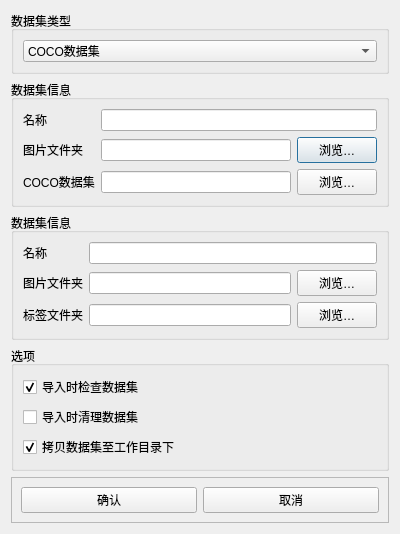
Before: the Qt Designer form Ui/add_dataset_dialog.ui in yan-xiaoo/DatasetGUI, drawn with Qt 5.
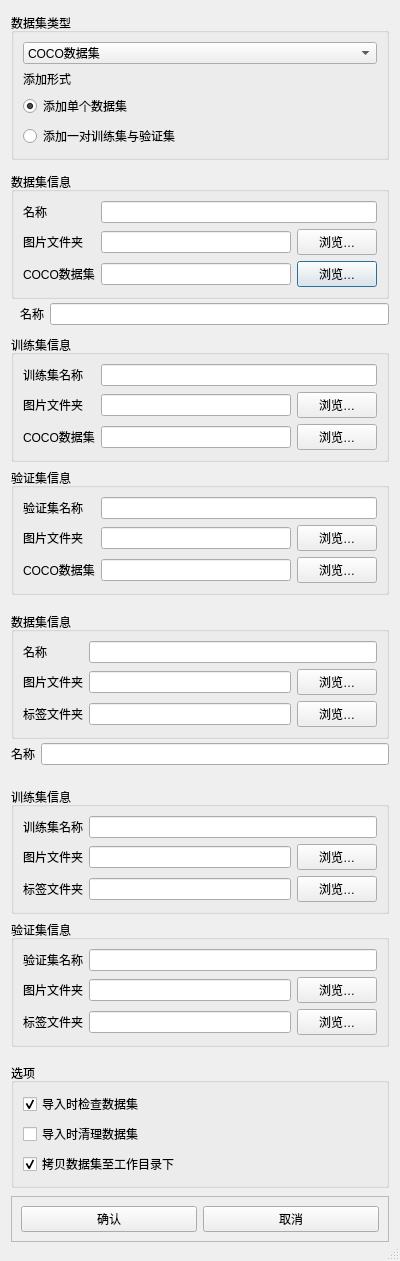
After: the same form once the commit is applied.

Commit message: 初步添加对训练集/验证集分割的支持

```diff
--- a/Ui/add_dataset_dialog.ui
+++ b/Ui/add_dataset_dialog.ui
@@ -7,22 +7,34 @@
     <x>0</x>
     <y>0</y>
     <width>400</width>
-    <height>524</height>
+    <height>1261</height>
    </rect>
   </property>
   <property name="windowTitle">
    <string>添加数据集</string>
   </property>
+  <property name="autoFillBackground">
+   <bool>true</bool>
+  </property>
+  <property name="sizeGripEnabled">
+   <bool>true</bool>
+  </property>
   <layout class="QVBoxLayout" name="verticalLayout">
-   <property name="sizeConstraint">
-    <enum>QLayout::SetMinAndMaxSize</enum>
-   </property>
    <item>
     <widget class="QGroupBox" name="groupBox">
+     <property name="sizePolicy">
+      <sizepolicy hsizetype="Preferred" vsizetype="Preferred">
+       <horstretch>0</horstretch>
+       <verstretch>0</verstretch>
+      </sizepolicy>
+     </property>
      <property name="title">
       <string>数据集类型</string>
      </property>
-     <layout class="QHBoxLayout" name="horizontalLayout">
+     <layout class="QVBoxLayout" name="verticalLayout_3">
+      <property name="sizeConstraint">
+       <enum>QLayout::SetMinAndMaxSize</enum>
+      </property>
       <item>
        <widget class="QComboBox" name="datasetTypeBox">
         <item>
@@ -37,6 +49,36 @@
         </item>
        </widget>
       </item>
+      <item>
+       <widget class="QLabel" name="label_7">
+        <property name="sizePolicy">
+         <sizepolicy hsizetype="Preferred" vsizetype="Fixed">
+          <horstretch>0</horstretch>
+          <verstretch>0</verstretch>
+         </sizepolicy>
+        </property>
+        <property name="text">
+         <string>添加形式</string>
+        </property>
+       </widget>
+      </item>
+      <item>
+       <widget class="QRadioButton" name="singleButton">
+        <property name="text">
+         <string>添加单个数据集</string>
+        </property>
+        <property name="checked">
+         <bool>true</bool>
+        </property>
+       </widget>
+      </item>
+      <item>
+       <widget class="QRadioButton" name="multipleButton">
+        <property name="text">
+         <string>添加一对训练集与验证集</string>
+        </property>
+       </widget>
+      </item>
      </layout>
     </widget>
    </item>
@@ -46,26 +88,9 @@
       <string>数据集信息</string>
      </property>
      <layout class="QGridLayout" name="gridLayout">
-      <item row="2" column="1">
-       <widget class="QLineEdit" name="cocoLabelEdit"/>
-      </item>
-      <item row="1" column="1">
-       <widget class="QLineEdit" name="cocoImageEdit"/>
-      </item>
-      <item row="0" column="0">
-       <widget class="QLabel" name="label">
-        <property name="text">
-         <string>名称</string>
-        </property>
-       </widget>
-      </item>
-      <item row="1" column="0">
-       <widget class="QLabel" name="label_3">
-        <property name="text">
-         <string>图片文件夹</string>
-        </property>
-       </widget>
-      </item>
+      <property name="sizeConstraint">
+       <enum>QLayout::SetMinAndMaxSize</enum>
+      </property>
       <item row="2" column="0">
        <widget class="QLabel" name="label_2">
         <property name="text">
@@ -73,23 +98,216 @@
         </property>
        </widget>
       </item>
-      <item row="1" column="2">
-       <widget class="QPushButton" name="cocoImageButton">
+      <item row="0" column="0">
+       <widget class="QLabel" name="label">
         <property name="text">
-         <string>浏览…</string>
+         <string>名称</string>
         </property>
        </widget>
       </item>
-      <item row="2" column="2">
-       <widget class="QPushButton" name="cocoLabelButton">
+      <item row="1" column="0">
+       <widget class="QLabel" name="label_3">
         <property name="text">
-         <string>浏览…</string>
+         <string>图片文件夹</string>
         </property>
        </widget>
       </item>
       <item row="0" column="1" colspan="2">
        <widget class="QLineEdit" name="cocoName"/>
       </item>
+      <item row="1" column="1">
+       <widget class="QLineEdit" name="cocoImageEdit"/>
+      </item>
+      <item row="2" column="2">
+       <widget class="QPushButton" name="cocoLabelButton">
+        <property name="text">
+         <string>浏览…</string>
+        </property>
+       </widget>
+      </item>
+      <item row="2" column="1">
+       <widget class="QLineEdit" name="cocoLabelEdit"/>
+      </item>
+      <item row="1" column="2">
+       <widget class="QPushButton" name="cocoImageButton">
+        <property name="text">
+         <string>浏览…</string>
+        </property>
+       </widget>
+      </item>
+     </layout>
+    </widget>
+   </item>
+   <item>
+    <widget class="QFrame" name="cocoMergeFrame">
+     <property name="frameShape">
+      <enum>QFrame::NoFrame</enum>
+     </property>
+     <property name="frameShadow">
+      <enum>QFrame::Raised</enum>
+     </property>
+     <layout class="QVBoxLayout" name="verticalLayout_5">
+      <property name="sizeConstraint">
+       <enum>QLayout::SetMinAndMaxSize</enum>
+      </property>
+      <property name="leftMargin">
+       <number>0</number>
+      </property>
+      <property name="topMargin">
+       <number>0</number>
+      </property>
+      <property name="rightMargin">
+       <number>0</number>
+      </property>
+      <item>
+       <widget class="QFrame" name="frame_4">
+        <property name="frameShape">
+         <enum>QFrame::NoFrame</enum>
+        </property>
+        <property name="frameShadow">
+         <enum>QFrame::Raised</enum>
+        </property>
+        <layout class="QHBoxLayout" name="horizontalLayout">
+         <property name="sizeConstraint">
+          <enum>QLayout::SetMinAndMaxSize</enum>
+         </property>
+         <property name="topMargin">
+          <number>0</number>
+         </property>
+         <property name="rightMargin">
+          <number>0</number>
+         </property>
+         <property name="bottomMargin">
+          <number>0</number>
+         </property>
+         <item>
+          <widget class="QLabel" name="label_14">
+           <property name="text">
+            <string>名称</string>
+           </property>
+          </widget>
+         </item>
+         <item>
+          <widget class="QLineEdit" name="cocoMergeEdit"/>
+         </item>
+        </layout>
+       </widget>
+      </item>
+      <item>
+       <widget class="QGroupBox" name="groupBox_5">
+        <property name="enabled">
+         <bool>true</bool>
+        </property>
+        <property name="title">
+         <string>训练集信息</string>
+        </property>
+        <layout class="QGridLayout" name="gridLayout_5">
+         <property name="sizeConstraint">
+          <enum>QLayout::SetMinAndMaxSize</enum>
+         </property>
+         <item row="0" column="0">
+          <widget class="QLabel" name="label_11">
+           <property name="text">
+            <string>训练集名称</string>
+           </property>
+          </widget>
+         </item>
+         <item row="0" column="1" colspan="2">
+          <widget class="QLineEdit" name="cocoTrainEdit"/>
+         </item>
+         <item row="1" column="0">
+          <widget class="QLabel" name="label_13">
+           <property name="text">
+            <string>图片文件夹</string>
+           </property>
+          </widget>
+         </item>
+         <item row="1" column="1">
+          <widget class="QLineEdit" name="cocoTrainImageEdit"/>
+         </item>
+         <item row="1" column="2">
+          <widget class="QPushButton" name="cocoTrainImageButton">
+           <property name="text">
+            <string>浏览…</string>
+           </property>
+          </widget>
+         </item>
+         <item row="2" column="0">
+          <widget class="QLabel" name="label_12">
+           <property name="text">
+            <string>COCO数据集</string>
+           </property>
+          </widget>
+         </item>
+         <item row="2" column="1">
+          <widget class="QLineEdit" name="cocoTrainLabelEdit"/>
+         </item>
+         <item row="2" column="2">
+          <widget class="QPushButton" name="cocoTrainLabelButton">
+           <property name="text">
+            <string>浏览…</string>
+           </property>
+          </widget>
+         </item>
+        </layout>
+       </widget>
+      </item>
+      <item>
+       <widget class="QGroupBox" name="groupBox_3">
+        <property name="title">
+         <string>验证集信息</string>
+        </property>
+        <layout class="QGridLayout" name="gridLayout_4">
+         <property name="sizeConstraint">
+          <enum>QLayout::SetMinAndMaxSize</enum>
+         </property>
+         <item row="3" column="2">
+          <widget class="QPushButton" name="cocoValLabelButton">
+           <property name="text">
+            <string>浏览…</string>
+           </property>
+          </widget>
+         </item>
+         <item row="1" column="0">
+          <widget class="QLabel" name="label_8">
+           <property name="text">
+            <string>验证集名称</string>
+           </property>
+          </widget>
+         </item>
+         <item row="1" column="1" colspan="2">
+          <widget class="QLineEdit" name="cocoValEdit"/>
+         </item>
+         <item row="2" column="1">
+          <widget class="QLineEdit" name="cocoValImageEdit"/>
+         </item>
+         <item row="2" column="2">
+          <widget class="QPushButton" name="cocoValImageButton">
+           <property name="text">
+            <string>浏览…</string>
+           </property>
+          </widget>
+         </item>
+         <item row="3" column="0">
+          <widget class="QLabel" name="label_9">
+           <property name="text">
+            <string>COCO数据集</string>
+           </property>
+          </widget>
+         </item>
+         <item row="2" column="0">
+          <widget class="QLabel" name="label_10">
+           <property name="text">
+            <string>图片文件夹</string>
+           </property>
+          </widget>
+         </item>
+         <item row="3" column="1">
+          <widget class="QLineEdit" name="cocoValLabelEdit"/>
+         </item>
+        </layout>
+       </widget>
+      </item>
      </layout>
     </widget>
    </item>
@@ -99,49 +317,235 @@
       <string>数据集信息</string>
      </property>
      <layout class="QGridLayout" name="gridLayout_2">
-      <item row="2" column="1">
+      <property name="sizeConstraint">
+       <enum>QLayout::SetMinAndMaxSize</enum>
+      </property>
+      <item row="2" column="0">
+       <widget class="QLabel" name="label_5">
+        <property name="text">
+         <string>图片文件夹</string>
+        </property>
+       </widget>
+      </item>
+      <item row="3" column="1">
        <widget class="QLineEdit" name="yoloLabelEdit"/>
       </item>
-      <item row="1" column="1">
+      <item row="2" column="1">
        <widget class="QLineEdit" name="yoloImageEdit"/>
       </item>
-      <item row="0" column="0">
+      <item row="1" column="0">
        <widget class="QLabel" name="label_4">
         <property name="text">
          <string>名称</string>
         </property>
        </widget>
       </item>
-      <item row="1" column="0">
-       <widget class="QLabel" name="label_5">
-        <property name="text">
-         <string>图片文件夹</string>
-        </property>
-       </widget>
-      </item>
-      <item row="2" column="0">
-       <widget class="QLabel" name="label_6">
-        <property name="text">
-         <string>标签文件夹</string>
-        </property>
-       </widget>
-      </item>
-      <item row="1" column="2">
+      <item row="2" column="2">
        <widget class="QPushButton" name="yoloImageButton">
         <property name="text">
          <string>浏览…</string>
         </property>
        </widget>
       </item>
-      <item row="2" column="2">
+      <item row="3" column="2">
        <widget class="QPushButton" name="yoloLabelButton">
         <property name="text">
          <string>浏览…</string>
         </property>
        </widget>
       </item>
-      <item row="0" column="1" colspan="2">
-       <widget class="QLineEdit" name="yoloName"/>
+      <item row="3" column="0">
+       <widget class="QLabel" name="label_6">
+        <property name="text">
+         <string>标签文件夹</string>
+        </property>
+       </widget>
+      </item>
+      <item row="1" column="1" colspan="2">
+       <widget class="QLineEdit" name="yoloName">
+        <property name="autoFillBackground">
+         <bool>false</bool>
+        </property>
+       </widget>
+      </item>
+     </layout>
+    </widget>
+   </item>
+   <item>
+    <widget class="QFrame" name="yoloMergeFrame">
+     <property name="frameShape">
+      <enum>QFrame::NoFrame</enum>
+     </property>
+     <property name="frameShadow">
+      <enum>QFrame::Raised</enum>
+     </property>
+     <layout class="QVBoxLayout" name="verticalLayout_6">
+      <property name="sizeConstraint">
+       <enum>QLayout::SetMinAndMaxSize</enum>
+      </property>
+      <property name="leftMargin">
+       <number>0</number>
+      </property>
+      <property name="topMargin">
+       <number>0</number>
+      </property>
+      <property name="rightMargin">
+       <number>0</number>
+      </property>
+      <property name="bottomMargin">
+       <number>12</number>
+      </property>
+      <item>
+       <widget class="QFrame" name="frame_6">
+        <property name="frameShape">
+         <enum>QFrame::NoFrame</enum>
+        </property>
+        <property name="frameShadow">
+         <enum>QFrame::Raised</enum>
+        </property>
+        <layout class="QHBoxLayout" name="horizontalLayout_3">
+         <property name="sizeConstraint">
+          <enum>QLayout::SetMinAndMaxSize</enum>
+         </property>
+         <property name="leftMargin">
+          <number>0</number>
+         </property>
+         <property name="topMargin">
+          <number>0</number>
+         </property>
+         <property name="rightMargin">
+          <number>0</number>
+         </property>
+         <property name="bottomMargin">
+          <number>12</number>
+         </property>
+         <item>
+          <widget class="QLabel" name="label_15">
+           <property name="text">
+            <string>名称</string>
+           </property>
+          </widget>
+         </item>
+         <item>
+          <widget class="QLineEdit" name="yoloMergeEdit"/>
+         </item>
+        </layout>
+       </widget>
+      </item>
+      <item>
+       <widget class="QGroupBox" name="groupBox_6">
+        <property name="enabled">
+         <bool>true</bool>
+        </property>
+        <property name="title">
+         <string>训练集信息</string>
+        </property>
+        <layout class="QGridLayout" name="gridLayout_6">
+         <property name="sizeConstraint">
+          <enum>QLayout::SetMinAndMaxSize</enum>
+         </property>
+         <item row="0" column="0">
+          <widget class="QLabel" name="label_16">
+           <property name="text">
+            <string>训练集名称</string>
+           </property>
+          </widget>
+         </item>
+         <item row="0" column="1" colspan="2">
+          <widget class="QLineEdit" name="yoloTrainEdit"/>
+         </item>
+         <item row="1" column="0">
+          <widget class="QLabel" name="label_17">
+           <property name="text">
+            <string>图片文件夹</string>
+           </property>
+          </widget>
+         </item>
+         <item row="1" column="1">
+          <widget class="QLineEdit" name="yoloTrainImageEdit"/>
+         </item>
+         <item row="1" column="2">
+          <widget class="QPushButton" name="yoloTrainImageButton">
+           <property name="text">
+            <string>浏览…</string>
+           </property>
+          </widget>
+         </item>
+         <item row="2" column="0">
+          <widget class="QLabel" name="label_18">
+           <property name="text">
+            <string>标签文件夹</string>
+           </property>
+          </widget>
+         </item>
+         <item row="2" column="1">
+          <widget class="QLineEdit" name="yoloTrainLabelEdit"/>
+         </item>
+         <item row="2" column="2">
+          <widget class="QPushButton" name="yoloTrainLabelButton">
+           <property name="text">
+            <string>浏览…</string>
+           </property>
+          </widget>
+         </item>
+        </layout>
+       </widget>
+      </item>
+      <item>
+       <widget class="QGroupBox" name="groupBox_7">
+        <property name="title">
+         <string>验证集信息</string>
+        </property>
+        <layout class="QGridLayout" name="gridLayout_7">
+         <property name="sizeConstraint">
+          <enum>QLayout::SetMinAndMaxSize</enum>
+         </property>
+         <item row="3" column="2">
+          <widget class="QPushButton" name="yoloValLabelButton">
+           <property name="text">
+            <string>浏览…</string>
+           </property>
+          </widget>
+         </item>
+         <item row="1" column="0">
+          <widget class="QLabel" name="label_19">
+           <property name="text">
+            <string>验证集名称</string>
+           </property>
+          </widget>
+         </item>
+         <item row="1" column="1" colspan="2">
+          <widget class="QLineEdit" name="yoloValEdit"/>
+         </item>
+         <item row="2" column="1">
+          <widget class="QLineEdit" name="yoloValImageEdit"/>
+         </item>
+         <item row="2" column="2">
+          <widget class="QPushButton" name="yoloValImageButton">
+           <property name="text">
+            <string>浏览…</string>
+           </property>
+          </widget>
+         </item>
+         <item row="3" column="0">
+          <widget class="QLabel" name="label_20">
+           <property name="text">
+            <string>标签文件夹</string>
+           </property>
+          </widget>
+         </item>
+         <item row="2" column="0">
+          <widget class="QLabel" name="label_21">
+           <property name="text">
+            <string>图片文件夹</string>
+           </property>
+          </widget>
+         </item>
+         <item row="3" column="1">
+          <widget class="QLineEdit" name="yoloValLabelEdit"/>
+         </item>
+        </layout>
+       </widget>
       </item>
      </layout>
     </widget>
@@ -152,6 +556,9 @@
       <string>选项</string>
      </property>
      <layout class="QVBoxLayout" name="verticalLayout_2">
+      <property name="sizeConstraint">
+       <enum>QLayout::SetMinAndMaxSize</enum>
+      </property>
       <item>
        <widget class="QCheckBox" name="checkDatasetBox">
         <property name="text">
@@ -194,6 +601,9 @@
       <enum>QFrame::Raised</enum>
      </property>
      <layout class="QHBoxLayout" name="horizontalLayout_2">
+      <property name="sizeConstraint">
+       <enum>QLayout::SetMinAndMaxSize</enum>
+      </property>
       <item>
        <widget class="QPushButton" name="okButton">
         <property name="text">
```
The commit also changes 10 other files.
